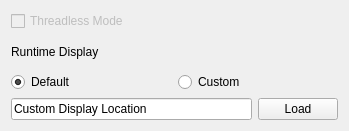
Old version of the form extensions/WarioSettings.ui in the repository McMasterRS/WARIO-Editor.
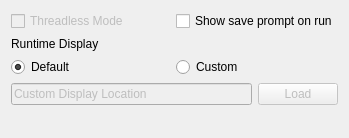
New version of the form.

Commit message: Tweaked some names in the toolbars and modified saving behaviour

The edit to the form file:
```diff
--- a/extensions/WarioSettings.ui
+++ b/extensions/WarioSettings.ui
@@ -7,7 +7,7 @@
     <x>0</x>
     <y>0</y>
     <width>349</width>
-    <height>131</height>
+    <height>138</height>
    </rect>
   </property>
   <property name="windowTitle">
@@ -56,12 +56,22 @@
        </property>
       </widget>
      </item>
+     <item row="0" column="1">
+      <widget class="QCheckBox" name="cbSavePrompt">
+       <property name="text">
+        <string>Show save prompt on run</string>
+       </property>
+      </widget>
+     </item>
     </layout>
    </item>
    <item>
     <layout class="QHBoxLayout" name="displayLayout">
      <item>
       <widget class="QLineEdit" name="tbDisplay">
+       <property name="enabled">
+        <bool>false</bool>
+       </property>
        <property name="text">
         <string>Custom Display Location</string>
        </property>
@@ -69,6 +79,9 @@
      </item>
      <item>
       <widget class="QPushButton" name="btLoadDisplay">
+       <property name="enabled">
+        <bool>false</bool>
+       </property>
        <property name="text">
         <string>Load</string>
        </property>
@@ -76,6 +89,19 @@
      </item>
     </layout>
    </item>
+   <item>
+    <spacer name="verticalSpacer">
+     <property name="orientation">
+      <enum>Qt::Vertical</enum>
+     </property>
+     <property name="sizeHint" stdset="0">
+      <size>
+       <width>20</width>
+       <height>40</height>
+      </size>
+     </property>
+    </spacer>
+   </item>
   </layout>
  </widget>
  <resources/>
```
Left out of the diff: 2 changed lines with no effect on the pictures. The commit also changes 4 other files.
